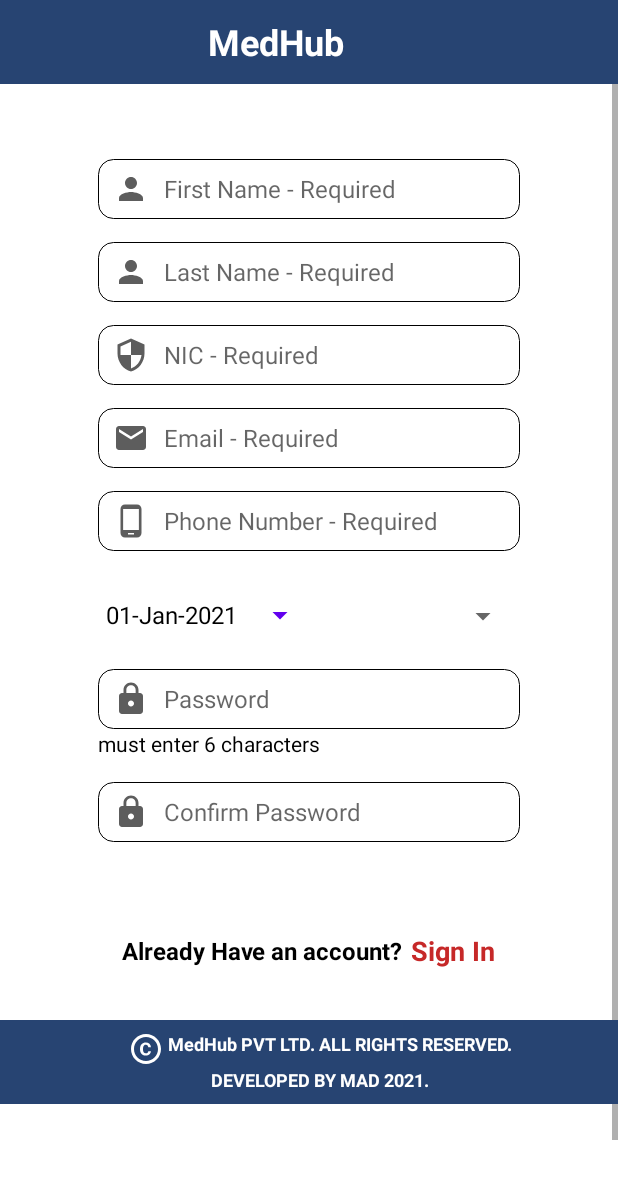
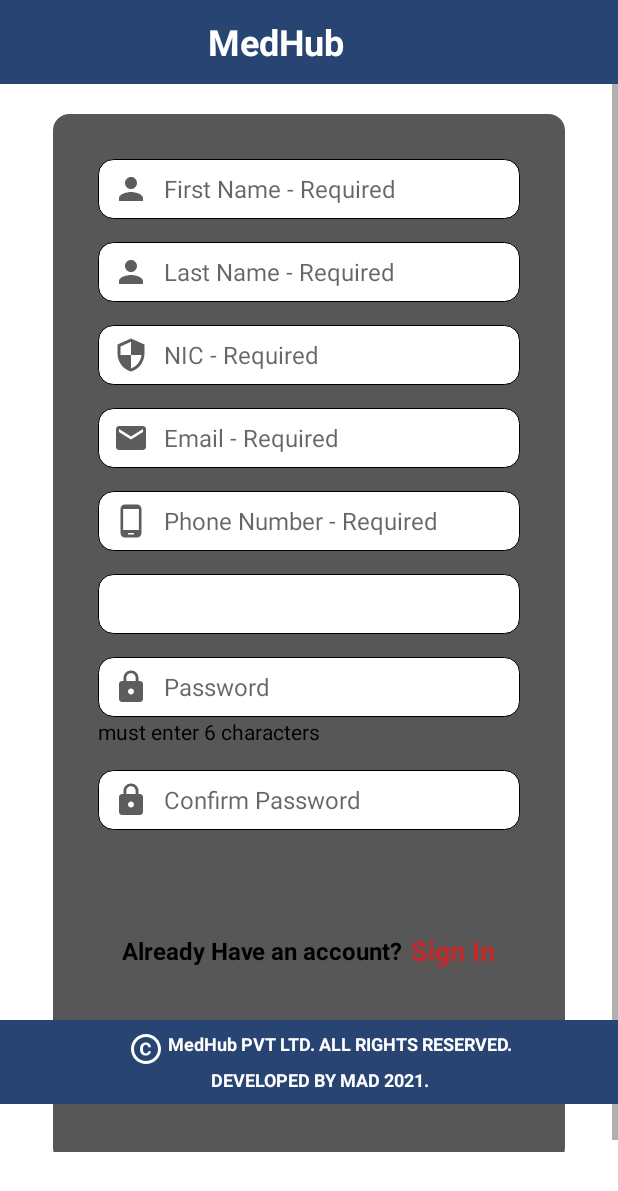
Before and after one commit to SheemaRuzaik/MedHub, an Android app: the layout activity_patient_register.xml on its own in the app's theme, with its tools: preview values and no code run, on a phone screen of 412 x 824 dp. Shown: the top 1191 px of the screen. Run offline under Robolectric (Android 15) with nearby library versions, the phone set to English and light mode, and no system bars.

Commit message:
successfuly done insert

```diff
--- a/app/src/main/java/com/example/medhub/HospitalRegister.java
+++ b/app/src/main/java/com/example/medhub/HospitalRegister.java
@@ -115,8 +115,6 @@
                             public void onDataChange(DataSnapshot snapshot) {
                                 if(snapshot.hasChild(hospital.getEmail())){
                                     Toast.makeText(getApplicationContext(),"Email already exists",Toast.LENGTH_SHORT).show();
-                                }else if(snapshot.hasChild(hospital.getRegister_no())){
-                                    Toast.makeText(getApplicationContext(),"Register No already exists",Toast.LENGTH_SHORT).show();
                                 }else{
                                     dbref.child(hospital.getEmail()).setValue(hospital);
                                     Toast.makeText(getApplicationContext(),"Successfully registered",Toast.LENGTH_SHORT).show();
--- a/app/src/main/res/drawable/form_bg.xml
+++ b/app/src/main/res/drawable/form_bg.xml
@@ -3,6 +3,6 @@
 
     <stroke android:color="@color/gray"
         android:width="2dp"/>
-    <solid android:color="@color/white"/>
-    <corners android:radius="20dp"/>
+    <solid android:color="@color/gray"/>
+    <corners android:radius="10dp"/>
 </shape>
--- a/app/src/main/res/layout/activity_patient_register.xml
+++ b/app/src/main/res/layout/activity_patient_register.xml
@@ -40,7 +40,8 @@
             android:layout_width="match_parent"
             android:layout_height="match_parent"
             android:layout_marginTop="20dp"
-            android:layout_marginBottom="70dp"
+            android:background="@drawable/form_bg"
+            android:layout_marginBottom="100dp"
             android:orientation="horizontal"
             android:layout_marginLeft="35dp"
             android:layout_marginRight="35dp">
@@ -108,6 +109,7 @@
                     android:drawableLeft="@drawable/email"
                     android:drawablePadding="10dp"
                     android:hint="@string/email"
+                    android:inputType="textEmailAddress"
                     android:paddingLeft="10dp"
                     android:textSize="16dp" />
 
@@ -127,57 +129,31 @@
                     android:paddingLeft="10dp"
                     android:textSize="16dp" />
 
-            </LinearLayout>
-
-            <LinearLayout
-                android:layout_width="match_parent"
-                android:layout_height="match_parent"
-                android:layout_marginLeft="0dp"
-                android:layout_marginTop="310dp"
-                android:layout_marginRight="0dp"
-                android:orientation="horizontal">
-
-                <Button
-                    android:id="@+id/Date"
-                    style="?android:spinnerStyle"
-                    android:layout_width="145dp"
-                    android:layout_height="wrap_content"
-                    android:layout_marginLeft="30dp"
-                    android:onClick="datepicker"
-                    android:paddingLeft="5dp"
-                    android:text="01-Jan-2021"
-                    android:textColor="@color/black"
-                    android:textSize="16dp" />
-
                 <Spinner
                     android:id="@+id/Gender"
-                    android:layout_width="130dp"
-                    android:layout_height="50dp"
-                    android:layout_marginLeft="5dp"
+                    android:layout_width="match_parent"
+                    android:layout_height="40dp"
+                    android:layout_marginLeft="10dp"
+                    android:layout_marginRight="10dp"
                     android:gravity="center"
+                    android:layout_marginTop="15dp"
                     android:paddingLeft="5dp"
+                    android:background="@drawable/input_bg"
                     android:textSize="16dp" />
-
-            </LinearLayout>
-
-            <LinearLayout
-                android:layout_width="match_parent"
-                android:layout_height="match_parent"
-                android:layout_marginTop="370dp"
-                android:orientation="vertical"
-                android:paddingLeft="10dp">
 
 
                 <EditText
                     android:id="@+id/Patient_Pwd"
                     android:layout_width="match_parent"
                     android:layout_height="40dp"
-                    android:layout_marginLeft="20dp"
-                    android:layout_marginRight="30dp"
+                    android:layout_marginLeft="10dp"
+                    android:layout_marginRight="10dp"
+                    android:layout_marginTop="15dp"
                     android:background="@drawable/input_bg"
                     android:drawableLeft="@drawable/lock"
                     android:drawablePadding="10dp"
                     android:hint="@string/password"
+                    android:inputType="textPassword"
                     android:paddingLeft="10dp"
                     android:textSize="16dp" />
 
@@ -185,7 +161,8 @@
                     android:layout_width="match_parent"
                     android:layout_height="20dp"
                     android:textSize="14dp"
-                    android:layout_marginLeft="20dp"
+                    android:layout_marginLeft="10dp"
+                    android:layout_marginRight="10dp"
                     android:text="must enter 6 characters"
                     android:textColor="@color/black" />
 
@@ -193,12 +170,13 @@
                     android:id="@+id/Patient_Cpwd"
                     android:layout_width="match_parent"
                     android:layout_height="40dp"
-                    android:layout_marginLeft="20dp"
+                    android:layout_marginLeft="10dp"
                     android:layout_marginTop="15dp"
-                    android:layout_marginRight="30dp"
+                    android:layout_marginRight="10dp"
                     android:background="@drawable/input_bg"
                     android:drawableLeft="@drawable/lock"
                     android:drawablePadding="10dp"
+                    android:inputType="textPassword"
                     android:hint="@string/con_password"
                     android:paddingLeft="10dp"
                     android:textSize="16dp" />
```
Also changed, not shown: app/src/main/AndroidManifest.xml (+5 -2 lines), app/src/main/java/com/example/medhub/Patient.java (+6 -14 lines), app/src/main/java/com/example/medhub/PatientRegister.java (+7 -80 lines), app/src/main/res/layout/activity_hospital_register.xml (+8 -2 lines).
